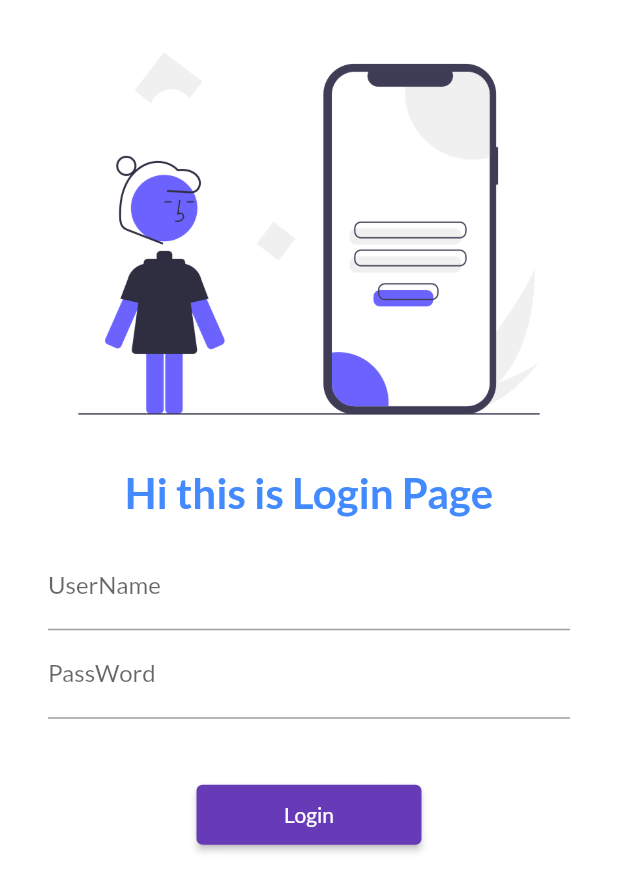
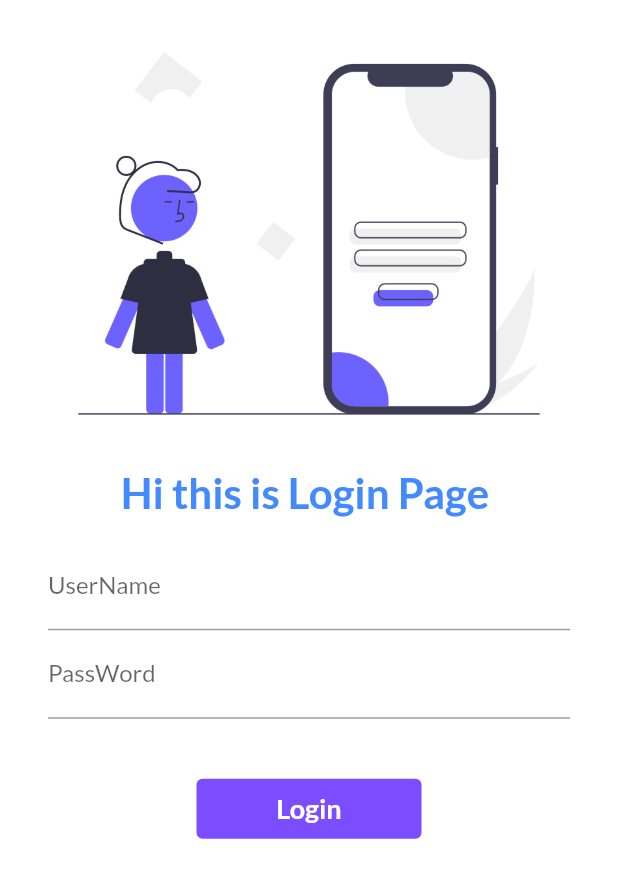
Before and after one commit to merahulkum/8HoursOfFlutter, a Flutter app: the screen it shows after launch, on a phone screen of 412 x 824 dp. Shown: the top 892 px of the screen. Run offline on Flutter 3.47's test engine with Material 2 defaults, Android fonts, the phone set to English and light mode, and no system bars; our stand-ins replace google_fonts.

Commit message:
day6 completed

```diff
--- a/lib/loginpage.dart
+++ b/lib/loginpage.dart
@@ -1,9 +1,17 @@
 import 'package:c4/utils/routes.dart';
 import 'package:flutter/material.dart';
 
-class LoginPage extends StatelessWidget {
+class LoginPage extends StatefulWidget {
   const LoginPage({super.key});
 
+  @override
+  State<LoginPage> createState() => _LoginPageState();
+}
+
+String name = "";
+bool ischange = false;
+
+class _LoginPageState extends State<LoginPage> {
   @override
   Widget build(BuildContext context) {
     return Material(
@@ -16,15 +24,15 @@
                 fit: BoxFit.cover,
               ),
               Text(
-                "Hi this is Login Page",
+                "Hi this is Login Page $name",
                 style: TextStyle(
                     color: Colors.blueAccent,
                     fontSize: 28,
                     fontWeight: FontWeight.bold),
               ),
               Padding(
-                padding:
-                    const EdgeInsets.symmetric(vertical: 16.0, horizontal: 32.0),
+                padding: const EdgeInsets.symmetric(
+                    vertical: 16.0, horizontal: 32.0),
                 child: Column(
                   children: [
                     TextFormField(
@@ -32,6 +40,12 @@
                         hintText: "Enter UserName",
                         labelText: "UserName",
                       ),
+                      onChanged: (value) {
+                        name = value;
+                        setState(
+                          () {},
+                        );
+                      },
                     ),
                     TextFormField(
                       obscureText: true,
@@ -41,9 +55,50 @@
                     SizedBox(
                       height: 40.0,
                     ),
-                    ElevatedButton(onPressed: (){
-                      Navigator.pushNamed(context, MyRoutes.homeRoute);
-                    },style: TextButton.styleFrom(minimumSize: Size(150, 40)), child: Text("Login"))
+
+                    InkWell(
+                      onTap: () {
+                        // Navigator.pushNamed(context, MyRoutes.homeRoute);
+                        setState(() {
+                          ischange = true;
+                        });
+                         Future.delayed(Duration(seconds: 1),(){
+                             Navigator.pushNamed(context, MyRoutes.homeRoute);
+                         });
+
+                      },
+                      child: AnimatedContainer(
+                        width: ischange ? 50 : 150,
+                        height: 40,
+                        alignment: Alignment.center,
+                        child: ischange
+                            ? Icon(
+                                Icons.done,
+                                color: Colors.white,
+                              )
+                            : Text(
+                                "Login",
+                                style: TextStyle(
+                                  color: Colors.white,
+                                  fontWeight: FontWeight.bold,
+                                  fontSize: 18,
+                                ),
+                              ),
+                        decoration: BoxDecoration(
+                          color: Colors.deepPurpleAccent,
+                          borderRadius:
+                              BorderRadius.circular(ischange ? 50 : 4),
+                        ),
+                        duration: Duration(seconds: 1),
+                      ),
+                    )
+
+                    // ElevatedButton(
+                    //     onPressed: () {
+                    //       Navigator.pushNamed(context, MyRoutes.homeRoute);
+                    //     },
+                    //     style: TextButton.styleFrom(minimumSize: Size(150, 40)),
+                    //     child: Text("Login"))
                   ],
                 ),
               )
```
